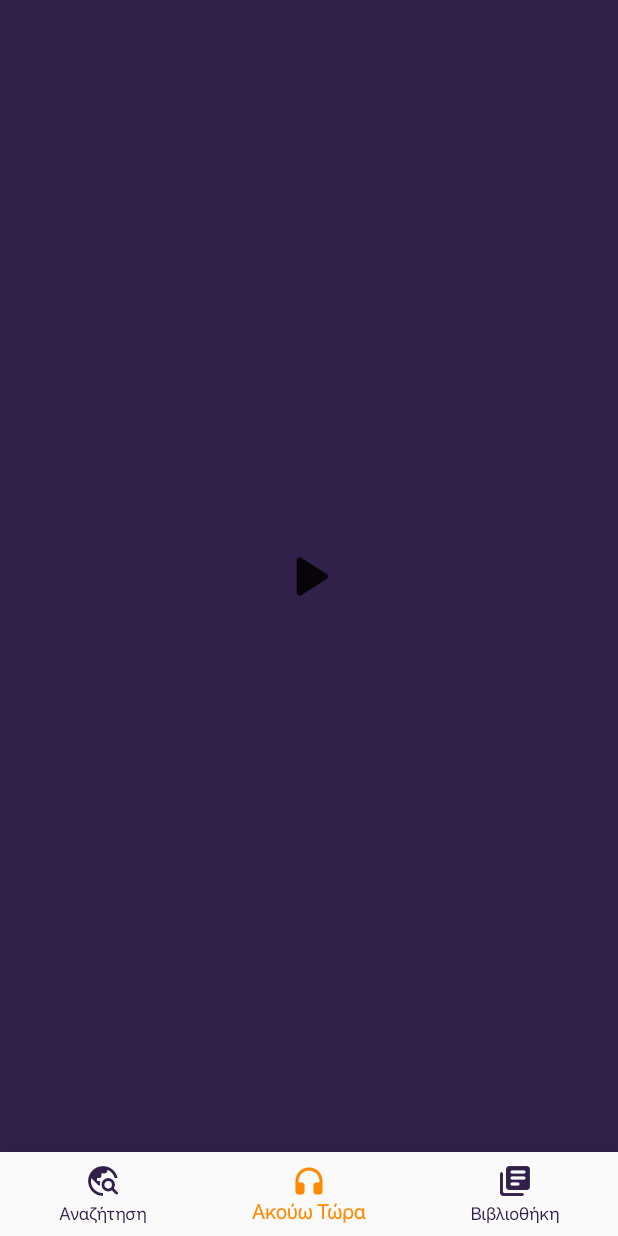
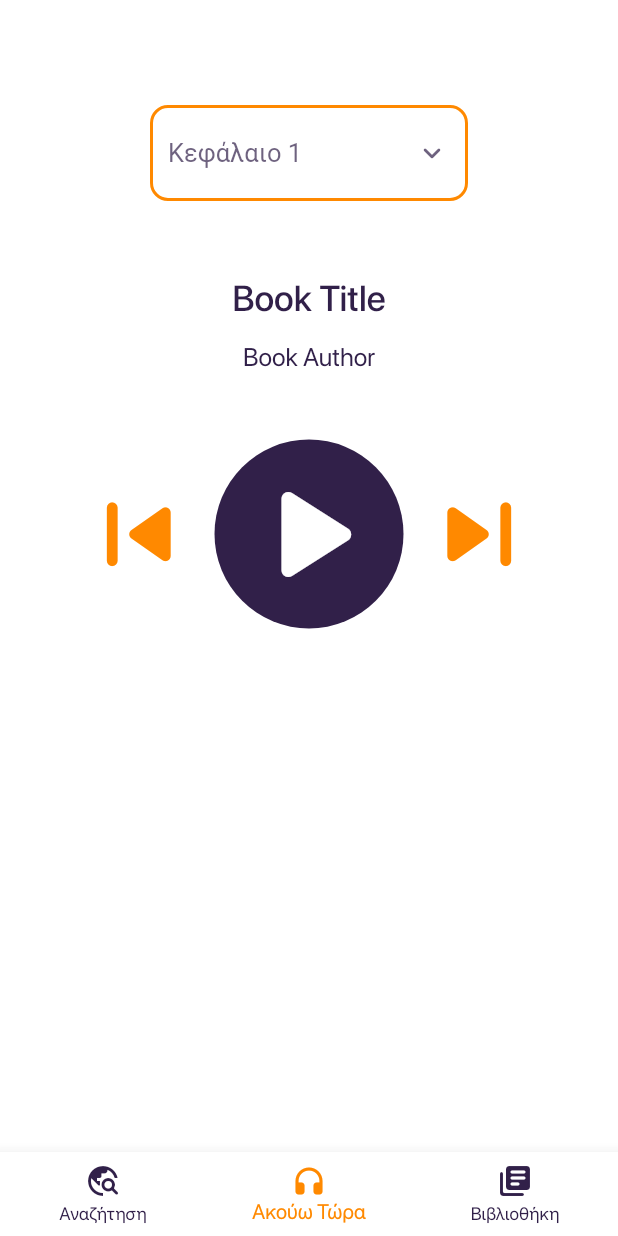
Before and after one commit to Stellapist/audioblink, a Flutter app: the screen it shows after launch, item 2 of the bottom bar chosen, after a tap on the "play arrow" icon, on a phone screen of 412 x 824 dp. Run offline on Flutter 3.47's test engine with Material 2 defaults, Android fonts, the phone set to English and light mode, and no system bars; our stand-ins replace audioplayers.

Commit message:
media player play, prev, next

```diff
--- a/lib/main.dart
+++ b/lib/main.dart
@@ -13,9 +13,15 @@ void main() {
   runApp(const MyApp());
 }
 
-class MyApp extends StatelessWidget {
+//Content of the application
+class MyApp extends StatefulWidget {
   const MyApp({Key? key}) : super(key: key);
 
+  @override
+  _MyAppState createState() => _MyAppState();
+}
+
+class _MyAppState extends State<MyApp> {
   @override
   Widget build(BuildContext context) {
     SystemChrome.setPreferredOrientations([
@@ -27,28 +33,98 @@ class MyApp extends StatelessWidget {
         fontFamily: 'Sf',
         colorScheme: myScheme,
       ),
-      home: const MyStatefulWidget(),
+      home: const Tabs(),
     );
   }
 }
 
-class MyStatefulWidget extends StatefulWidget {
-  const MyStatefulWidget({Key? key}) : super(key: key);
+//Content of tabbed activity
+class Tabs extends StatefulWidget {
+  const Tabs({Key? key}) : super(key: key);
 
   @override
-  State<MyStatefulWidget> createState() => _MyStatefulWidgetState();
+  State<Tabs> createState() => _TabsState();
 }
 
-class _MyStatefulWidgetState extends State<MyStatefulWidget> {
+class _TabsState extends State<Tabs> {
   int _selectedIndex = 0;
   static final List<Widget> _widgetOptions = <Widget>[
-    Column(
+    //Search Tab
+    Container(
+      color: myScheme.primary,
+      child: const SafeArea(
+        child: SearchTab(),
+      ),
+    ),
+    //Listening now Tab
+    Container(
+      color: myScheme.primary,
+      child: const SafeArea(
+        child: PlayerTab(),
+      ),
+    ),
+    //Library Tab
+    Container(
+      color: myScheme.primary,
+      child: const SafeArea(
+        child: LibraryTab(),
+      ),
+    ),
+  ];
+
+  void _onItemTapped(int index) {
+    setState(() {
+      _selectedIndex = index;
+    });
+  }
+
+  @override
+  Widget build(BuildContext context) {
+    return Scaffold(
+      body: _widgetOptions.elementAt(_selectedIndex),
+      bottomNavigationBar: BottomNavigationBar(
+        backgroundColor: myScheme.background,
+        items: const <BottomNavigationBarItem>[
+          BottomNavigationBarItem(
+            label: 'Αναζήτηση',
+            icon: Icon(Icons.travel_explore_rounded),
+          ),
+          BottomNavigationBarItem(
+            label: 'Ακούω Τώρα',
+            icon: Icon(Icons.headphones_rounded),
+          ),
+          BottomNavigationBarItem(
+            label: 'Βιβλιοθήκη',
+            icon: Icon(Icons.library_books_rounded),
+          ),
+        ],
+        currentIndex: _selectedIndex,
+        selectedItemColor: myScheme.secondary,
+        unselectedItemColor: myScheme.primary,
+        onTap: _onItemTapped,
+      ),
+    );
+  }
+}
+
+//Content of the SEARCH tab
+class SearchTab extends StatefulWidget {
+  const SearchTab({Key? key}) : super(key: key);
+
+  @override
+  _SearchTabState createState() => _SearchTabState();
+}
+
+class _SearchTabState extends State<SearchTab> {
+  @override
+  Widget build(BuildContext context) {
+    return Container(
+      color: myScheme.background,
+      child: Column(
         children: [
           //top welcome bar
           Container(
             color: myScheme.primary,
-          constraints: const BoxConstraints.expand(height: 210),
-          child: SafeArea(
             child: Row(
               children: [
                 Container(
@@ -99,7 +175,6 @@ class _MyStatefulWidgetState extends State<MyStatefulWidget> {
               ],
             ),
           ),
-        ),
           //search field
           Misc.searchBar(),
           //category items
@@ -107,7 +182,8 @@ class _MyStatefulWidgetState extends State<MyStatefulWidget> {
             padding: const EdgeInsets.symmetric(horizontal: 20, vertical: 10),
             child: Column(
               children: [
-              Misc.sectionTitle('Κατηγοριες Βιβλίων', MainAxisAlignment.start),
+                Misc.sectionTitle(
+                    'Κατηγοριες Βιβλίων', MainAxisAlignment.start),
                 Container(
                   margin: const EdgeInsets.only(top: 20),
                   child: SingleChildScrollView(
@@ -124,74 +200,29 @@ class _MyStatefulWidgetState extends State<MyStatefulWidget> {
           ),
         ],
       ),
-    Container(
-      color: myScheme.primary,
-      child: SafeArea(
-        child: const Player(),
-      ),
-    ),
-    Container(
-      color: myScheme.primary,
-      child: SafeArea(
-        child: Container(
-          color: myScheme.background,
-          child: Column(
-            children: [
-              Container(
-                padding: const EdgeInsets.only(top: 40),
-                child: Misc.sectionTitle(
-                    'Η Βιβλιοθήκη μου', MainAxisAlignment.center),
-              ),
-              Misc.searchBar(),
-            ],
-          ),
-        ),
-      ),
-    )
-  ];
-
-  void _onItemTapped(int index) {
-    setState(() {
-      _selectedIndex = index;
-    });
-  }
-
-  @override
-  Widget build(BuildContext context) {
-    return Scaffold(
-      body: _widgetOptions.elementAt(_selectedIndex),
-      bottomNavigationBar: BottomNavigationBar(
-        items: const <BottomNavigationBarItem>[
-          BottomNavigationBarItem(
-            label: 'Αναζήτηση',
-            icon: Icon(Icons.travel_explore_rounded),
-          ),
-          BottomNavigationBarItem(
-            label: 'Ακούω Τώρα',
-            icon: Icon(Icons.headphones_rounded),
-          ),
-          BottomNavigationBarItem(
-            label: 'Βιβλιοθήκη',
-            icon: Icon(Icons.library_books_rounded),
-          ),
-        ],
-        currentIndex: _selectedIndex,
-        selectedItemColor: myScheme.secondary,
-        unselectedItemColor: myScheme.primary,
-        onTap: _onItemTapped,
-      ),
     );
   }
 }
 
-class Player extends StatefulWidget {
-  const Player({Key? key}) : super(key: key);
+//Content of the PLAYING NOW tab
+class PlayerTab extends StatefulWidget {
+  const PlayerTab({Key? key}) : super(key: key);
 
   @override
-  PlState createState() => PlState();
+  _PlayerTabState createState() => _PlayerTabState();
 }
 
-class PlState extends State<Player> {
+class _PlayerTabState extends State<PlayerTab> {
+  String dropdownValue = 'Κεφάλαιο 1';
+
+  var chapters = [
+    'Κεφάλαιο 1',
+    'Κεφάλαιο 2',
+    'Κεφάλαιο 3',
+    'Κεφάλαιο 4',
+    'Κεφάλαιο 5'
+  ];
+
   AudioPlayer audioPlayer = AudioPlayer();
   AudioPlayerState audioPlayerState = AudioPlayerState.PAUSED;
   AudioCache audioCache = AudioCache(fixedPlayer: null);
@@ -210,6 +241,114 @@ class PlState extends State<Player> {
   }
 
   @override
+  Widget build(BuildContext context) {
+    return Container(
+      color: myScheme.background,
+      child: Column(children: [
+        Container(
+          padding: const EdgeInsets.symmetric(vertical: 50, horizontal: 100),
+          margin: const EdgeInsets.only(top: 20),
+          child: DropdownButtonFormField(
+            decoration: InputDecoration(
+              enabledBorder: OutlineInputBorder(
+                borderSide: BorderSide(
+                    color: myScheme.secondary,
+                    width: 2.0,
+                    style: BorderStyle.solid),
+                borderRadius: const BorderRadius.all(Radius.circular(12.0)),
+              ),
+              focusedBorder: OutlineInputBorder(
+                borderSide: BorderSide(
+                  color: myScheme.secondary,
+                  width: 2.0,
+                  style: BorderStyle.solid,
+                ),
+                borderRadius: const BorderRadius.all(Radius.circular(12.0)),
+              ),
+              border: const OutlineInputBorder(
+                borderSide: BorderSide(
+                  width: 2.0,
+                  style: BorderStyle.solid,
+                ),
+                borderRadius: BorderRadius.all(Radius.circular(12.0)),
+              ),
+            ),
+            style: TextStyle(
+              fontSize: 17,
+              fontWeight: FontWeight.w400,
+              color: myScheme.primaryContainer,
+            ),
+            value: dropdownValue,
+            icon: Icon(
+              Icons.keyboard_arrow_down_rounded,
+              color: myScheme.primaryContainer,
+            ),
+            items: chapters.map((String chapters) {
+              return DropdownMenuItem(
+                value: chapters,
+                child: Text(chapters),
+              );
+            }).toList(),
+            onChanged: (String? newValue) {
+              setState(() {
+                dropdownValue = newValue!;
+              });
+            },
+          ),
+        ),
+        Misc.sectionTitle('Book Title', MainAxisAlignment.center),
+        Container(
+          margin: const EdgeInsets.symmetric(vertical: 15),
+          child: Text(
+            'Book Author',
+            style: TextStyle(
+                fontSize: 17,
+                fontWeight: FontWeight.w200,
+                color: myScheme.primary),
+          ),
+        ),
+        Container(
+          margin: const EdgeInsets.only(top: 30),
+          child: Row(mainAxisAlignment: MainAxisAlignment.center, children: [
+            IconButton(
+              iconSize: 85,
+              color: myScheme.secondary,
+              onPressed: () {
+                previousTrack();
+              },
+              icon: const Icon(Icons.skip_previous_rounded),
+            ),
+            Container(
+              decoration: BoxDecoration(
+                  color: myScheme.primary, shape: BoxShape.circle),
+              child: IconButton(
+                iconSize: 110,
+                color: myScheme.background,
+                onPressed: () {
+                  audioPlayerState == AudioPlayerState.PLAYING
+                      ? pauseAudio()
+                      : playAudio();
+                },
+                icon: Icon(audioPlayerState == AudioPlayerState.PLAYING
+                    ? Icons.pause_rounded
+                    : Icons.play_arrow_rounded),
+              ),
+            ),
+            IconButton(
+              iconSize: 85,
+              color: myScheme.secondary,
+              onPressed: () {
+                nextTrack();
+              },
+              icon: const Icon(Icons.skip_next_rounded),
+            ),
+          ]),
+        ),
+      ]),
+    );
+  }
+
+  @override
   void dispose() {
     super.dispose();
     audioPlayer.release();
@@ -225,17 +364,41 @@ class PlState extends State<Player> {
     await audioPlayer.pause();
   }
 
+  previousTrack() async {
+    //todo change this to playing previous chapter
+    audioPlayer.seek(const Duration(seconds: 0));
+    await audioCache.play(path);
+  }
+
+  nextTrack() async {
+    //todo change this to playing next chapter
+    audioPlayer.seek(const Duration(seconds: 0));
+    await audioCache.play(path);
+  }
+}
+
+//Content of the LIBRARY tab
+class LibraryTab extends StatefulWidget {
+  const LibraryTab({Key? key}) : super(key: key);
+
+  @override
+  _LibraryTabState createState() => _LibraryTabState();
+}
+
+class _LibraryTabState extends State<LibraryTab> {
   @override
   Widget build(BuildContext context) {
-    return Center(
-      child: IconButton(
-        iconSize: 50,
-        onPressed: () {
-          audioPlayerState == AudioPlayerState.PLAYING ? pauseAudio() : playAudio();
-        },
-        icon: Icon(audioPlayerState == AudioPlayerState.PLAYING
-            ? Icons.pause_rounded
-            : Icons.play_arrow_rounded),
+    return Container(
+      color: myScheme.background,
+      child: Column(
+        children: [
+          Container(
+            padding: const EdgeInsets.only(top: 40),
+            child:
+                Misc.sectionTitle('Η Βιβλιοθήκη μου', MainAxisAlignment.center),
+          ),
+          Misc.searchBar(),
+        ],
       ),
     );
   }
@@ -243,9 +406,9 @@ class PlState extends State<Player> {
 
 const ColorScheme myScheme = ColorScheme(
   primary: Color.fromRGBO(49, 32, 73, 1.0),
-  primaryVariant: Color.fromRGBO(49, 32, 73, 0.7),
+  primaryContainer: Color.fromRGBO(49, 32, 73, 0.7),
   secondary: Color.fromRGBO(255, 137, 0, 1.0),
-  secondaryVariant: Color.fromRGBO(255, 137, 0, 0.7),
+  secondaryContainer: Color.fromRGBO(255, 137, 0, 0.7),
   surface: Color.fromRGBO(49, 32, 73, 1.0),
   background: Colors.white,
   error: Colors.redAccent,
--- a/lib/misc.dart
+++ b/lib/misc.dart
@@ -1,4 +1,5 @@
 import 'dart:ui';
+
 import 'package:audioblink/main.dart';
 import 'package:flutter/cupertino.dart';
 import 'package:flutter/material.dart';
@@ -8,7 +9,6 @@ import 'package:flutter/widgets.dart';
 import 'main.dart';
 
 class Misc {
-
   //CATEGORY BUTTONS
   static List<OutlinedButton> getCategories() {
     List<String> categories = [
@@ -33,8 +33,7 @@ class Misc {
     final categoryButtons = <OutlinedButton>[];
     for (var i = 0; i < categories.length; i++) {
       categoryButtons.add(OutlinedButton(
-        onPressed: (
-            //TODO add onPressed
+        onPressed: (//TODO add onPressed
             ) {
           debugPrint(categories[i]);
         },
@@ -53,7 +52,7 @@ class Misc {
           child: Text(
             categories[i],
             style: TextStyle(
-              color: myScheme.primaryVariant,
+              color: myScheme.primaryContainer,
               fontWeight: FontWeight.w400,
               fontSize: 17,
             ),
@@ -75,12 +74,12 @@ class Misc {
         ),
         decoration: InputDecoration(
           prefixIcon: Icon(
-            Icons.search,
-            color: myScheme.primaryVariant,
+            Icons.search_rounded,
+            color: myScheme.primaryContainer,
           ),
           hintText: "Αναζήτηση",
           hintStyle: TextStyle(
-            color: myScheme.primaryVariant,
+            color: myScheme.primaryContainer,
             fontSize: 17,
             fontWeight: FontWeight.w400,
           ),
@@ -89,7 +88,7 @@ class Misc {
                 color: myScheme.secondary,
                 width: 2.0,
                 style: BorderStyle.solid),
-            borderRadius: BorderRadius.all(Radius.circular(12.0)),
+            borderRadius: const BorderRadius.all(Radius.circular(12.0)),
           ),
           focusedBorder: OutlineInputBorder(
             borderSide: BorderSide(
@@ -114,8 +113,9 @@ class Misc {
   //SECTION TITLE
   static Widget sectionTitle(String title, MainAxisAlignment alignment) {
     return Row(
-        mainAxisAlignment: alignment,
-        children: [Container(
+      mainAxisAlignment: alignment,
+      children: [
+        Container(
           padding: const EdgeInsets.symmetric(horizontal: 5),
           child: Text(
             title,
```
Lines whose indentation alone changed are shown as unchanged.
